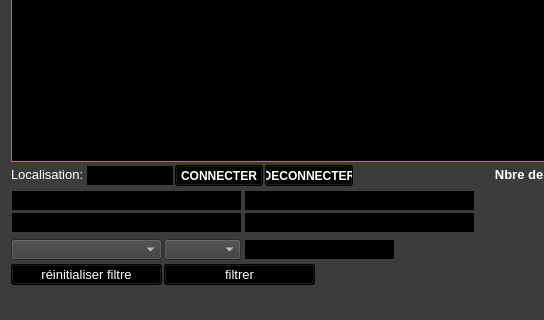
Above: ui/yeroth-erp-stocks-window.ui from xnoumbissinoundou/yeroth-erp-3.0 before the change; both pictures show x 0 to 544 and y 280 to 600 of the 800 by 600 pixel window. Below: the same form after it.
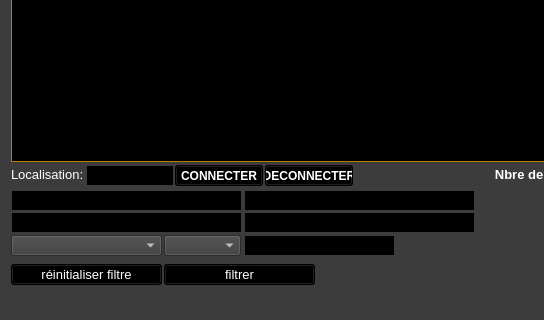
That is the form after the change. Icons and pictures are not drawn. Custom widgets are drawn as their Qt base class.

```diff
--- a/ui/yeroth-erp-stocks-window.ui
+++ b/ui/yeroth-erp-stocks-window.ui
@@ -5579,7 +5579,7 @@
     <property name="geometry">
      <rect>
       <x>244</x>
-      <y>469</y>
+      <y>465</y>
       <width>151</width>
       <height>21</height>
      </rect>
@@ -6491,7 +6491,7 @@
     <property name="geometry">
      <rect>
       <x>164</x>
-      <y>469</y>
+      <y>465</y>
       <width>77</width>
       <height>21</height>
      </rect>
@@ -6923,7 +6923,7 @@
     <property name="geometry">
      <rect>
       <x>11</x>
-      <y>469</y>
+      <y>465</y>
       <width>151</width>
       <height>21</height>
      </rect>
```
